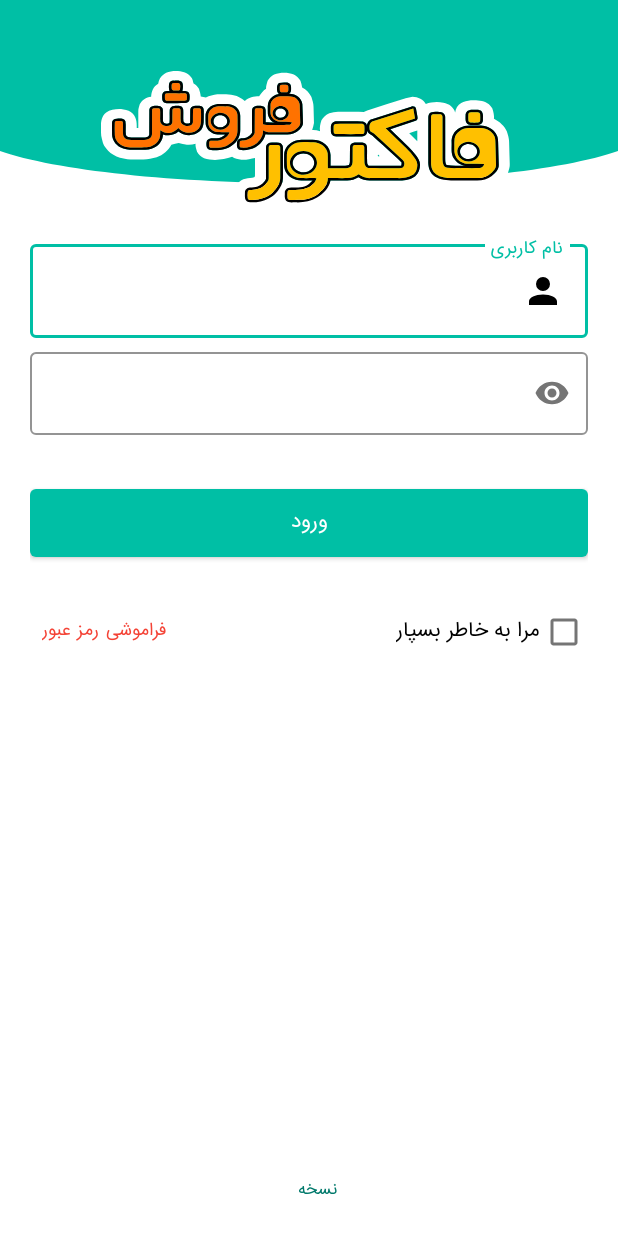
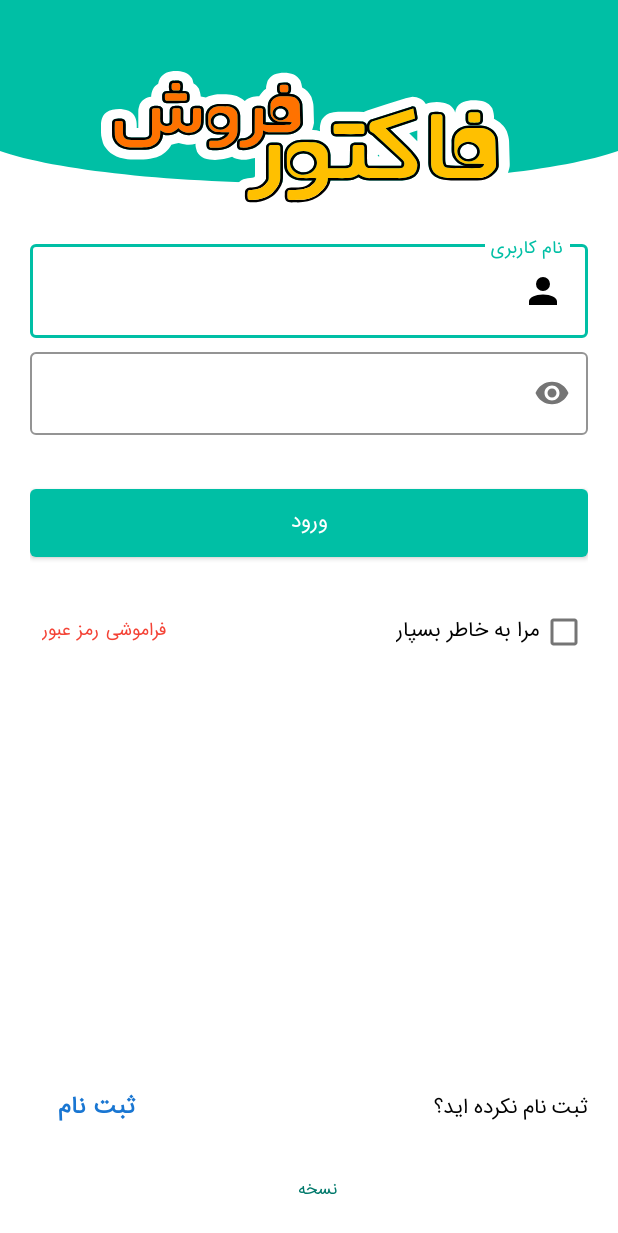
Before and after one commit to Nikafarinegan/SaleFactor, an Android app: the layout fragment_login.xml on its own in the app's theme, with its tools: preview values and no code run, on a phone screen of 412 x 824 dp. Shown: the top 1233 px of the screen. Run offline under Robolectric (Android 15) with nearby library versions, the phone set to English and light mode, and no system bars.

```diff
--- a/app/src/main/res/layout/fragment_login.xml
+++ b/app/src/main/res/layout/fragment_login.xml
@@ -50,6 +50,7 @@
         app:layout_constraintStart_toStartOf="parent"
         app:layout_constraintTop_toTopOf="parent"
         app:srcCompat="@drawable/ic_portal" />
+
 
     <com.google.android.material.textfield.TextInputLayout
         android:id="@+id/tilUsername"
@@ -192,6 +193,39 @@
         android:background="@android:color/transparent"
         android:visibility="gone"/>
 
+    <androidx.constraintlayout.widget.ConstraintLayout
+        android:layout_width="0dp"
+        android:layout_height="wrap_content"
+        app:layout_constraintStart_toEndOf="@id/guideline_start"
+        app:layout_constraintEnd_toStartOf="@id/guideline_end"
+        app:layout_constraintBottom_toTopOf="@id/layoutVersion"
+        android:layout_marginBottom="20dp">
+
+        <TextView
+            android:id="@+id/lblRegister"
+            android:layout_width="wrap_content"
+            android:layout_height="wrap_content"
+            android:textColor="@color/black"
+            android:text="@string/did_not_register_yet"
+            app:layout_constraintEnd_toEndOf="parent"
+            app:layout_constraintTop_toTopOf="@id/buttonRegister"
+            app:layout_constraintBottom_toBottomOf="@id/buttonRegister"
+            android:textSize="@dimen/textAppearanceBody2" />
+
+        <com.google.android.material.button.MaterialButton
+            android:id="@+id/buttonRegister"
+            android:layout_width="wrap_content"
+            android:layout_height="wrap_content"
+            android:textColor="@color/blue_700"
+            android:text="@string/register"
+            android:background="@android:color/transparent"
+            app:layout_constraintStart_toStartOf="parent"
+            app:layout_constraintTop_toTopOf="parent"
+            android:textStyle="bold"
+            android:textSize="@dimen/textAppearanceBody1"/>
+
+    </androidx.constraintlayout.widget.ConstraintLayout>
+
     <androidx.appcompat.widget.LinearLayoutCompat
         android:id="@+id/layoutVersion"
         android:layout_width="wrap_content"
--- a/app/src/main/res/values/strings.xml
+++ b/app/src/main/res/values/strings.xml
@@ -152,6 +152,10 @@
     <string name="last_update_date">تاریخ آخرین بروزرسانی :</string>
     <string name="update">بروزرسانی</string>
     <string name="error_read_certificate">خواندن اطلاعات با خطا مواجه شد. از معتبر بودن فایل اطمینان حاصل فرمایید</string>
+    <string name="register_sale_factor">ثبت فاکتور فروش</string>
+    <string name="did_not_register_yet">ثبت نام نکرده اید؟</string>
+    <string name="register">ثبت نام</string>
+    <string name="error_certificate_file">فایل \'cer\' معتبر نیست، لطفا از قسمت ثبت نام جدد فایل را بارگذاری نمایید.</string>
 
 
 </resources>
```
Also changed, not shown: app/src/main/java/ir/nikafarinegan/salefactor/data/network/WebServiceGateway.kt (+47 -19 lines), app/src/main/java/ir/nikafarinegan/salefactor/di/AppModules.kt (+1 -7 lines), app/src/main/java/ir/nikafarinegan/salefactor/extentions/Context.kt (+27 -0 lines), app/src/main/java/ir/nikafarinegan/salefactor/settings/Host.kt (+7 -26 lines), app/src/main/java/ir/nikafarinegan/salefactor/view/dashboard/DashboardActivity.kt (+11 -36 lines), app/src/main/java/ir/nikafarinegan/salefactor/view/upload/UploadActivity.kt (+17 -6 lines), app/src/main/res/menu/menu_dashboard.xml (+2 -14 lines), 1 other file.
